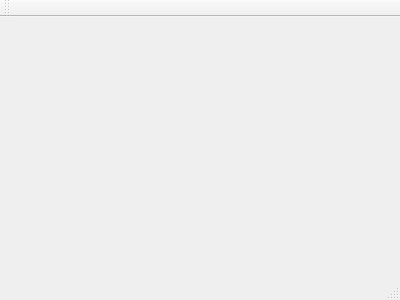
Above: preprojet/CV/Gauffre/GameWindow.ui from paboccard/Projet_Prog_Jeu before the change. Below: the same form after it.
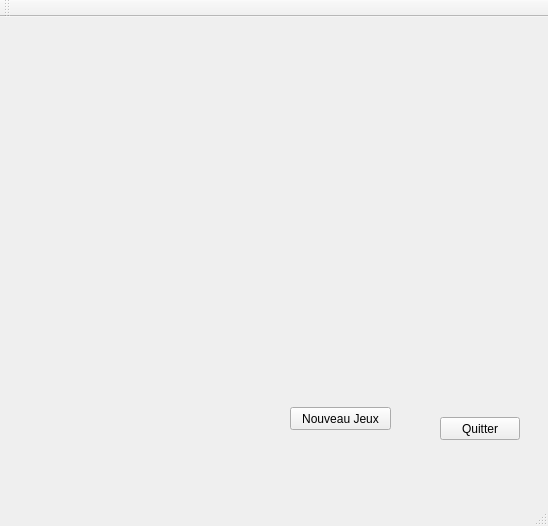
That is the form after the change.

Diff of the .ui file:
```diff
--- a/preprojet/CV/Gauffre/GameWindow.ui
+++ b/preprojet/CV/Gauffre/GameWindow.ui
@@ -1,24 +1,75 @@
 <ui version="4.0">
  <class>Controller</class>
- <widget class="QMainWindow" name="Controller" >
-  <property name="geometry" >
+ <widget class="QMainWindow" name="Controller">
+  <property name="geometry">
    <rect>
     <x>0</x>
     <y>0</y>
-    <width>400</width>
-    <height>300</height>
+    <width>548</width>
+    <height>526</height>
    </rect>
   </property>
   <property name="windowTitle" >
    <string>Controller</string>
   </property>
-  <widget class="QMenuBar" name="menuBar" />
-  <widget class="QToolBar" name="mainToolBar" />
-  <widget class="QWidget" name="centralWidget" />
-  <widget class="QStatusBar" name="statusBar" />
+  <widget class="QWidget" name="centralWidget">
+   <widget class="QPushButton" name="newButton">
+    <property name="geometry">
+     <rect>
+      <x>290</x>
+      <y>390</y>
+      <width>101</width>
+      <height>23</height>
+     </rect>
+    </property>
+    <property name="toolTip">
+     <string>Lance une nouvelle partie</string>
+    </property>
+    <property name="statusTip">
+     <string/>
+    </property>
+    <property name="whatsThis">
+     <string/>
+    </property>
+    <property name="text">
+     <string>Nouveau Jeux</string>
+    </property>
+   </widget>
+   <widget class="QPushButton" name="pushButton">
+    <property name="geometry">
+     <rect>
+      <x>440</x>
+      <y>400</y>
+      <width>80</width>
+      <height>23</height>
+     </rect>
+    </property>
+    <property name="text">
+     <string>Quitter</string>
+    </property>
+   </widget>
+  </widget>
+  <widget class="QMenuBar" name="menuBar">
+   <property name="geometry">
+    <rect>
+     <x>0</x>
+     <y>0</y>
+     <width>548</width>
+     <height>20</height>
+    </rect>
+   </property>
+  </widget>
+  <widget class="QToolBar" name="mainToolBar">
+   <attribute name="toolBarArea">
+    <enum>TopToolBarArea</enum>
+   </attribute>
+   <attribute name="toolBarBreak">
+    <bool>false</bool>
+   </attribute>
+  </widget>
+  <widget class="QStatusBar" name="statusBar"/>
  </widget>
- <layoutDefault spacing="6" margin="11" />
- <pixmapfunction></pixmapfunction>
+ <layoutdefault spacing="6" margin="11"/>
  <resources/>
  <connections/>
 </ui>
```
Left out of the diff: 24 changed lines with no effect on the pictures.
